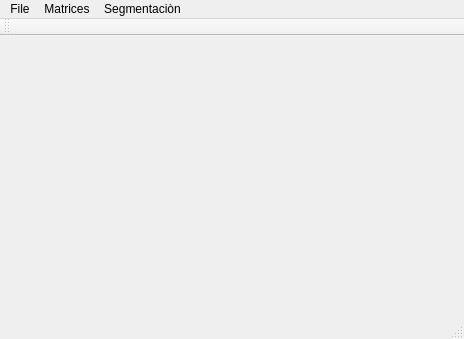
Above: test2-150930/mainwindow.ui from nomarlo/analisis-de-imagenes before the change. Below: the same form after it.
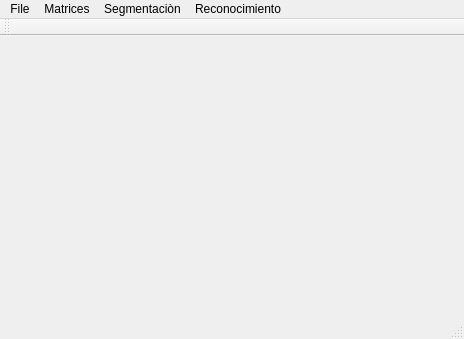
That is the form after the change.

Commit message: Distancias agregadas para reconocimiento de A y B

```diff
--- a/test2-150930/mainwindow.ui
+++ b/test2-150930/mainwindow.ui
@@ -49,9 +49,16 @@
     <addaction name="actionEtiquetado"/>
     <addaction name="actionTransformacion"/>
    </widget>
+   <widget class="QMenu" name="menuReconocimiento">
+    <property name="title">
+     <string>Reconocimiento</string>
+    </property>
+    <addaction name="actionHu"/>
+   </widget>
    <addaction name="menuFile"/>
    <addaction name="menuRangos"/>
    <addaction name="menuSegmentaci_n"/>
+   <addaction name="menuReconocimiento"/>
   </widget>
   <widget class="QToolBar" name="mainToolBar">
    <attribute name="toolBarArea">
```
Left out of the diff: 5 changed lines with no effect on the pictures. The commit also changes 9 other files.
